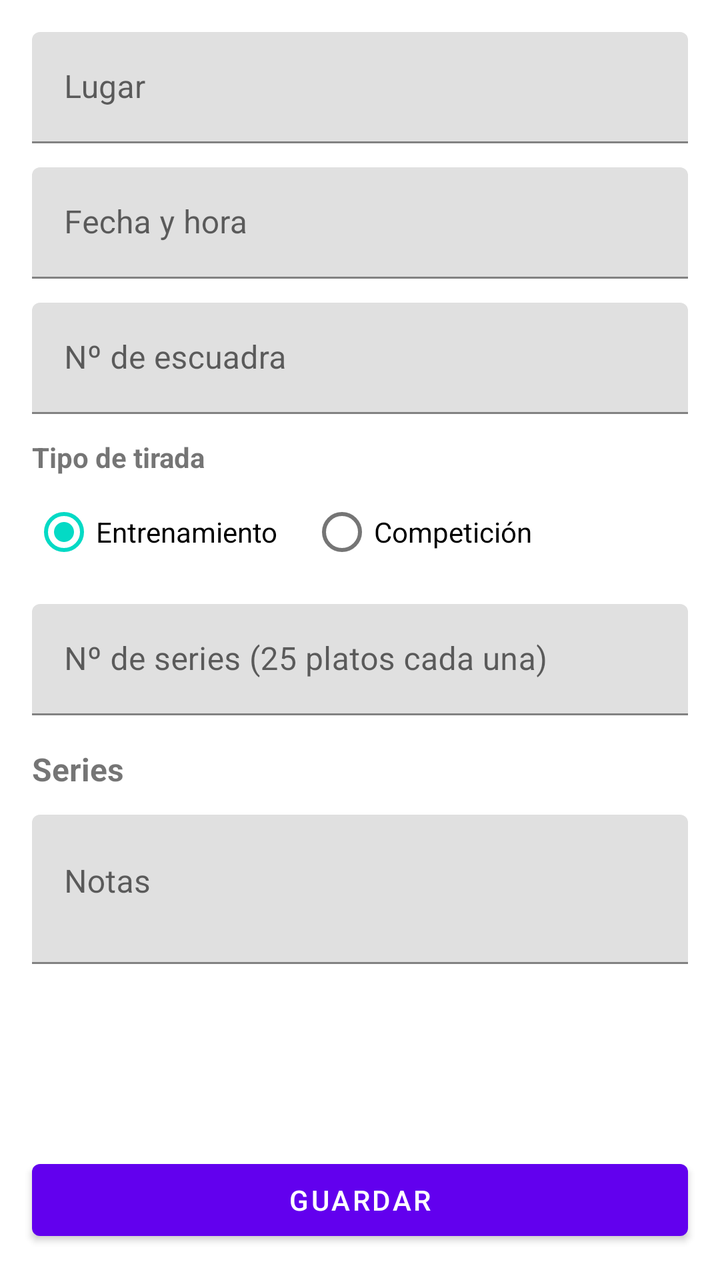
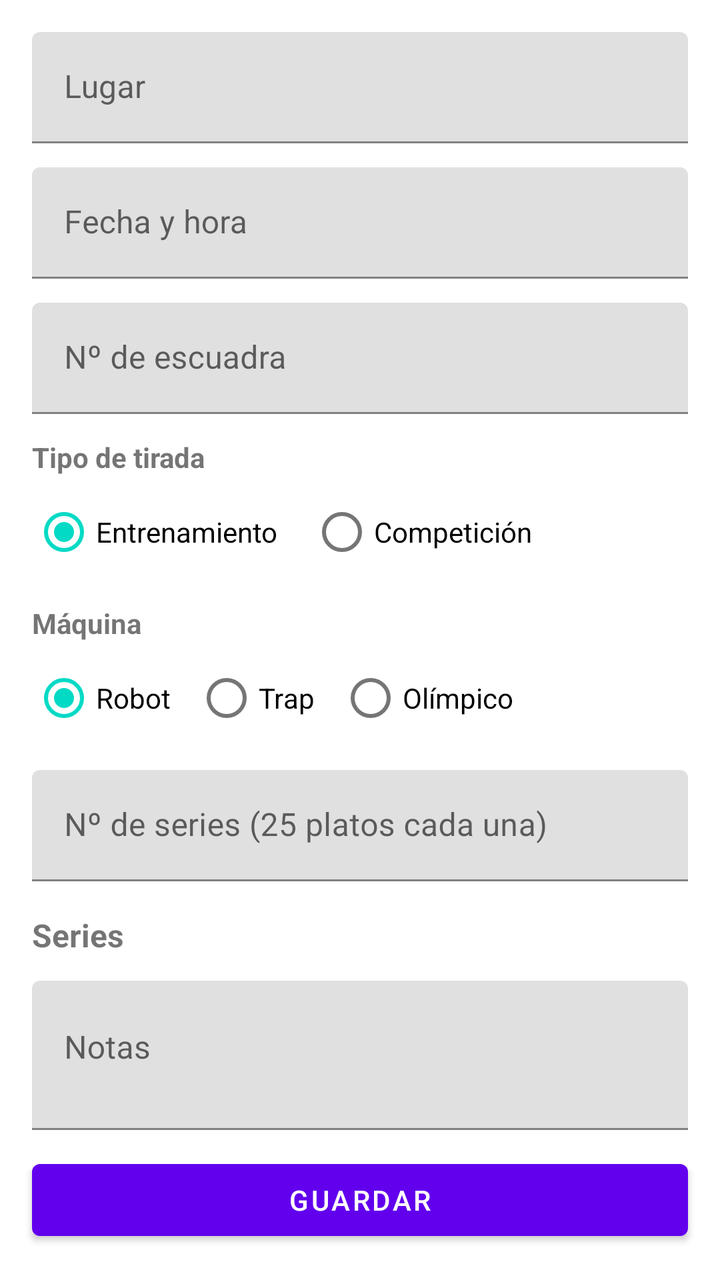

Two renders of the same Android screen: before a commit and after it. Below are the layout's source before the change and the commit's diff.
<!-- AndroidManifest.xml: application theme Theme.PlatoScore -->
<!-- res/layout/activity_personal_tirada_detail.xml -->
<?xml version="1.0" encoding="utf-8"?>
<androidx.constraintlayout.widget.ConstraintLayout xmlns:android="http://schemas.android.com/apk/res/android"
    xmlns:app="http://schemas.android.com/apk/res-auto"
    xmlns:tools="http://schemas.android.com/tools"
    android:layout_width="match_parent"
    android:layout_height="match_parent"
    tools:context=".ui.activities.PersonalTiradaDetailActivity">

    <androidx.core.widget.NestedScrollView
        android:layout_width="0dp"
        android:layout_height="0dp"
        android:fillViewport="true"
        app:layout_constraintTop_toTopOf="parent"
        app:layout_constraintBottom_toTopOf="@id/btnGuardar"
        app:layout_constraintStart_toStartOf="parent"
        app:layout_constraintEnd_toEndOf="parent">

        <LinearLayout
            android:layout_width="match_parent"
            android:layout_height="wrap_content"
            android:orientation="vertical"
            android:padding="16dp">

            <com.google.android.material.textfield.TextInputLayout
                android:layout_width="match_parent"
                android:layout_height="wrap_content"
                android:hint="@string/label_lugar"
                android:layout_marginBottom="12dp">

                <com.google.android.material.textfield.TextInputEditText
                    android:id="@+id/etLugar"
                    android:layout_width="match_parent"
                    android:layout_height="wrap_content"
                    android:inputType="textCapSentences" />
            </com.google.android.material.textfield.TextInputLayout>

            <com.google.android.material.textfield.TextInputLayout
                android:layout_width="match_parent"
                android:layout_height="wrap_content"
                android:hint="@string/label_fecha_hora"
                android:layout_marginBottom="12dp">

                <com.google.android.material.textfield.TextInputEditText
                    android:id="@+id/etFechaHora"
                    android:layout_width="match_parent"
                    android:layout_height="wrap_content"
                    android:focusable="false"
                    android:clickable="true"
                    android:cursorVisible="false"
                    android:inputType="none" />
            </com.google.android.material.textfield.TextInputLayout>

            <com.google.android.material.textfield.TextInputLayout
                android:layout_width="match_parent"
                android:layout_height="wrap_content"
                android:hint="@string/label_numero_escuadra"
                android:layout_marginBottom="12dp">

                <com.google.android.material.textfield.TextInputEditText
                    android:id="@+id/etEscuadra"
                    android:layout_width="match_parent"
                    android:layout_height="wrap_content"
                    android:inputType="number" />
            </com.google.android.material.textfield.TextInputLayout>

            <TextView
                android:layout_width="wrap_content"
                android:layout_height="wrap_content"
                android:text="@string/label_tipo"
                android:textStyle="bold"
                android:layout_marginBottom="4dp" />

            <RadioGroup
                android:id="@+id/rgTipo"
                android:layout_width="match_parent"
                android:layout_height="wrap_content"
                android:orientation="horizontal"
                android:layout_marginBottom="12dp">

                <RadioButton
                    android:id="@+id/rbEntrenamiento"
                    android:layout_width="wrap_content"
                    android:layout_height="wrap_content"
                    android:checked="true"
                    android:text="@string/tipo_entrenamiento" />

                <RadioButton
                    android:id="@+id/rbCompeticion"
                    android:layout_width="wrap_content"
                    android:layout_height="wrap_content"
                    android:layout_marginStart="16dp"
                    android:text="@string/tipo_competicion" />
            </RadioGroup>

            <com.google.android.material.textfield.TextInputLayout
                android:layout_width="match_parent"
                android:layout_height="wrap_content"
                android:hint="@string/label_numero_series"
                android:layout_marginBottom="8dp">

                <com.google.android.material.textfield.TextInputEditText
                    android:id="@+id/etNumeroSeries"
                    android:layout_width="match_parent"
                    android:layout_height="wrap_content"
                    android:inputType="number" />
            </com.google.android.material.textfield.TextInputLayout>

            <TextView
                android:layout_width="wrap_content"
                android:layout_height="wrap_content"
                android:text="@string/series_titulo"
                android:textStyle="bold"
                android:textSize="16sp"
                android:layout_marginTop="8dp"
                android:layout_marginBottom="4dp" />

            <LinearLayout
                android:id="@+id/containerSeries"
                android:layout_width="match_parent"
                android:layout_height="wrap_content"
                android:orientation="vertical" />

            <com.google.android.material.textfield.TextInputLayout
                android:layout_width="match_parent"
                android:layout_height="wrap_content"
                android:hint="@string/label_notas"
                android:layout_marginTop="8dp">

                <com.google.android.material.textfield.TextInputEditText
                    android:id="@+id/etNotas"
                    android:layout_width="match_parent"
                    android:layout_height="wrap_content"
                    android:inputType="textMultiLine|textCapSentences"
                    android:minLines="2"
                    android:gravity="top" />
            </com.google.android.material.textfield.TextInputLayout>

        </LinearLayout>

    </androidx.core.widget.NestedScrollView>

    <Button
        android:id="@+id/btnGuardar"
        android:layout_width="0dp"
        android:layout_height="wrap_content"
        android:text="@string/accion_guardar"
        android:layout_margin="16dp"
        app:layout_constraintStart_toStartOf="parent"
        app:layout_constraintEnd_toEndOf="parent"
        app:layout_constraintBottom_toBottomOf="parent" />

</androidx.constraintlayout.widget.ConstraintLayout>
<!-- resources referenced by this layout -->
<resources>
  <string name="accion_guardar">Guardar</string>
  <string name="label_fecha_hora">Fecha y hora</string>
  <string name="label_lugar">Lugar</string>
  <string name="label_notas">Notas</string>
  <string name="label_numero_escuadra">Nº de escuadra</string>
  <string name="label_numero_series">Nº de series (25 platos cada una)</string>
  <string name="label_tipo">Tipo de tirada</string>
  <string name="series_titulo">Series</string>
  <string name="tipo_competicion">Competición</string>
  <string name="tipo_entrenamiento">Entrenamiento</string>
  <style name="Theme.PlatoScore" parent="Theme.MaterialComponents.DayNight.DarkActionBar">
          
          <item name="colorPrimary">@color/purple_500</item>
          <item name="colorPrimaryVariant">@color/purple_700</item>
          <item name="colorOnPrimary">@color/white</item>
          
          <item name="colorSecondary">@color/teal_200</item>
          <item name="colorSecondaryVariant">@color/teal_700</item>
          <item name="colorOnSecondary">@color/black</item>
          
          <item name="android:statusBarColor">?attr/colorPrimaryVariant</item>
          
      </style>
  <color name="purple_500">#FF6200EE</color>
  <color name="purple_700">#FF3700B3</color>
  <color name="white">#FFFFFFFF</color>
  <color name="teal_200">#FF03DAC5</color>
  <color name="teal_700">#FF018786</color>
  <color name="black">#FF000000</color>
</resources>

<!-- the commit's change to res/layout/activity_personal_tirada_detail.xml (unified diff, before → after) -->
@@ -92,6 +92,42 @@
                     android:text="@string/tipo_competicion" />
             </RadioGroup>
 
+            <TextView
+                android:layout_width="wrap_content"
+                android:layout_height="wrap_content"
+                android:text="@string/label_maquina"
+                android:textStyle="bold"
+                android:layout_marginBottom="4dp" />
+
+            <RadioGroup
+                android:id="@+id/rgMaquina"
+                android:layout_width="match_parent"
+                android:layout_height="wrap_content"
+                android:orientation="horizontal"
+                android:layout_marginBottom="12dp">
+
+                <RadioButton
+                    android:id="@+id/rbRobot"
+                    android:layout_width="wrap_content"
+                    android:layout_height="wrap_content"
+                    android:checked="true"
+                    android:text="@string/maquina_robot" />
+
+                <RadioButton
+                    android:id="@+id/rbTrap"
+                    android:layout_width="wrap_content"
+                    android:layout_height="wrap_content"
+                    android:layout_marginStart="12dp"
+                    android:text="@string/maquina_trap" />
+
+                <RadioButton
+                    android:id="@+id/rbOlimpico"
+                    android:layout_width="wrap_content"
+                    android:layout_height="wrap_content"
+                    android:layout_marginStart="12dp"
+                    android:text="@string/maquina_olimpico" />
+            </RadioGroup>
+
             <com.google.android.material.textfield.TextInputLayout
                 android:layout_width="match_parent"
                 android:layout_height="wrap_content"
<!-- resource entries referenced after the edit -->
@@ -3,10 +3,14 @@
   <string name="accion_guardar">Guardar</string>
   <string name="label_fecha_hora">Fecha y hora</string>
   <string name="label_lugar">Lugar</string>
+  <string name="label_maquina">Máquina</string>
   <string name="label_notas">Notas</string>
   <string name="label_numero_escuadra">Nº de escuadra</string>
   <string name="label_numero_series">Nº de series (25 platos cada una)</string>
   <string name="label_tipo">Tipo de tirada</string>
+  <string name="maquina_olimpico">Olímpico</string>
+  <string name="maquina_robot">Robot</string>
+  <string name="maquina_trap">Trap</string>
   <string name="series_titulo">Series</string>
   <string name="tipo_competicion">Competición</string>
   <string name="tipo_entrenamiento">Entrenamiento</string>
